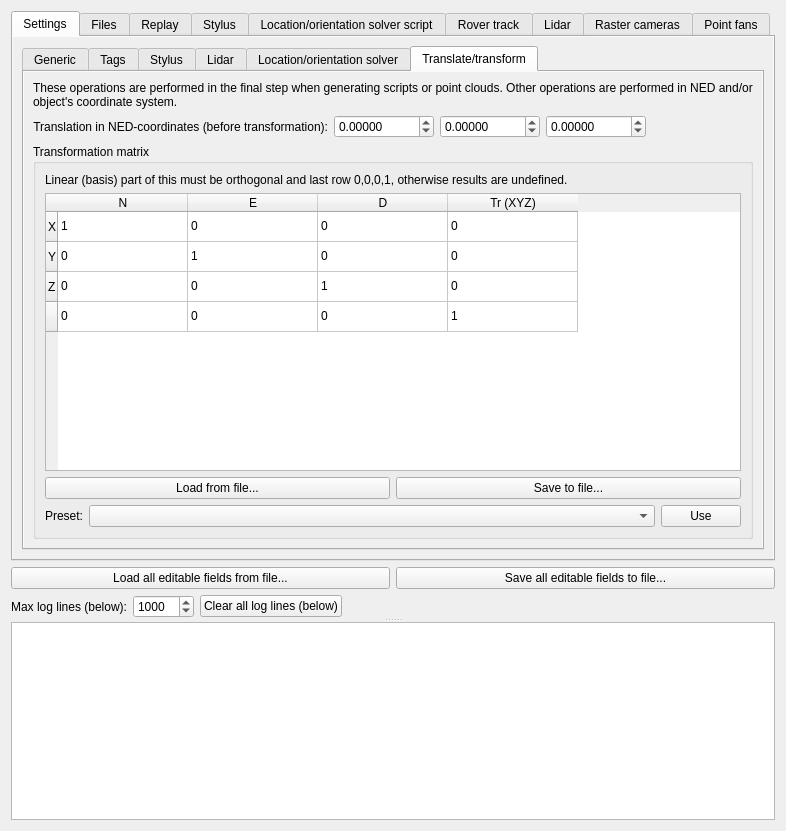
The window that PostProcessing/postprocessingform.ui (GNSS-Stylist/GNSS-Stylus) describes before a commit, drawn with Qt 5.
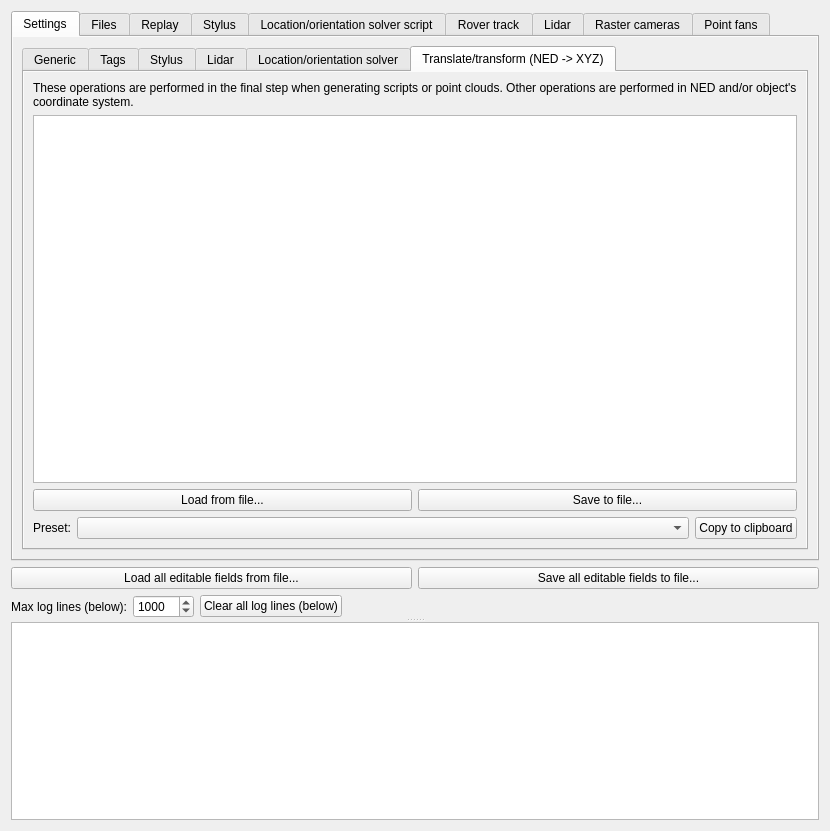
The same window after the commit. The open tabs and pages were chosen to show the change.

Commit message:
Switch to TransformMatrixGenerator with NED to XYZ-transform
Earlier implementation used separate translation in NED-coordinates and
then transformation matrix for NED to XYZ-transformation. Now rotations
etc. should be much easier to use.

```diff
--- a/PostProcessing/postprocessingform.ui
+++ b/PostProcessing/postprocessingform.ui
@@ -6,7 +6,7 @@
    <rect>
     <x>0</x>
     <y>0</y>
-    <width>786</width>
+    <width>830</width>
     <height>831</height>
    </rect>
   </property>
@@ -1162,7 +1162,7 @@
                <bool>true</bool>
               </property>
               <attribute name="title">
-               <string>Translate/transform</string>
+               <string>Translate/transform (NED -&gt; XYZ)</string>
               </attribute>
               <layout class="QVBoxLayout" name="verticalLayout_25">
                <item>
@@ -1176,11 +1176,88 @@
                 </widget>
                </item>
                <item>
-                <layout class="QHBoxLayout" name="horizontalLayout_TranslateTransform_TranslationInNED">
+                <widget class="QPlainTextEdit" name="plainTextEdit_Settings_NED_To_XYZ_Transform_Operations">
+                 <property name="toolTip">
+                  <string>Press shift-F1 for help</string>
+                 </property>
+                 <property name="whatsThis">
+                  <string>&lt;html&gt;&lt;head/&gt;&lt;body&gt;&lt;p&gt;These operations are matrix translations/transforms generated using several commands. All operations are &amp;quot;chained&amp;quot; using matrix multiplication.&lt;/p&gt;&lt;p&gt;Each operation must end in &amp;quot;;&amp;quot;-character. Comments can be added using &amp;quot;//&amp;quot;-characters (rest of the line is interpreted as comment). Commands and arguments are case-insensitive.&lt;/p&gt;&lt;p&gt;Available commands: &lt;/p&gt;
+&lt;ul&gt;
+	&lt;li&gt;rotate &amp;lt;axis&amp;gt; &amp;lt;amount&amp;gt;  &amp;lt;unit&amp;gt;
+	&lt;br&gt;Where: 
+	&lt;ul&gt;
+		&lt;li&gt;axis = 
+		&lt;ul&gt;
+			&lt;li&gt;&quot;n&quot;, &quot;x&quot; or &quot;roll&quot;: Rotate around N (roll/forward)-axis, positive values roll to the right&lt;/li&gt;
+			&lt;li&gt;&quot;e&quot;, &quot;y&quot; or &quot;pitch&quot;: Rotate around Y (pitch/sideways(to the right))-axis, positive values turning the nose up&lt;/li&gt;
+			&lt;li&gt;&quot;d&quot;, &quot;z&quot;, &quot;yaw&quot; or &quot;heading&quot;: Rotate around Z (yaw/down)-axis, positive values turning to clockwise direction in world-space&lt;/li&gt;
+		&lt;/ul&gt;
+		&lt;/li&gt;
+		&lt;li&gt;amount = amount of rotation. Direction of rotation is defined by right-hand rule (directions explained above) &lt;/li&gt;
+		&lt;li&gt;unit = 
+		&lt;ul&gt;
+			&lt;li&gt;&quot;rad&quot;: amount of rotation expressed as radians (0...2*pi for full round)&lt;/li&gt;
+			&lt;li&gt;&quot;deg&quot;: amount of rotation expressed as degrees&lt;/li&gt;
+		&lt;/ul&gt;
+		&lt;/li&gt;
+	&lt;/ul&gt;
+	&lt;/li&gt;
+
+	&lt;li&gt;translate &amp;lt;x&amp;gt; &amp;lt;y&amp;gt;  &amp;lt;z&amp;gt;
+	&lt;br&gt;Where:
+	&lt;ul&gt;
+		&lt;li&gt;x, y and z = translation in different axes (initially XYZ corresponds to NED)&lt;/li&gt;
+	&lt;/ul&gt;
+	&lt;/li&gt;
+
+	&lt;li&gt;multiply &amp;lt;m(1,1)&amp;gt; &amp;lt;m(1,2)&amp;gt; &amp;lt;m(1,3)&amp;gt; &amp;lt;m(1,4)&amp;gt; &amp;lt;m(2,1)&amp;gt; &amp;lt;m(2,2)&amp;gt; &amp;lt;m(2,3)&amp;gt; &amp;lt;m(2,4)&amp;gt; &amp;lt;m(3,1)&amp;gt; &amp;lt;m(3,2)&amp;gt; &amp;lt;m(3,3)&amp;gt; &amp;lt;m(3,4)&amp;gt;
+	&lt;br&gt;Where: 
+	&lt;ul&gt;
+		&lt;li&gt;m(x,y): Value in matrix (x = row, y = column). Last row can not be defined as only affine transforms are supported.&lt;/li&gt;
+	&lt;/ul&gt;
+	&lt;/li&gt;
+&lt;/ul&gt;
+
+&lt;p&gt;
+Example:&lt;br&gt;
+// Division between &quot;before and after rotation&quot; here is done &quot;in&quot; mounting point (center) of the lidar unit.&lt;br&gt;
+// Calibration for &quot;up/down&quot;-tilt (when lidar is lying on a NE-plane) of the laser beam:&lt;br&gt;
+rotate pitch 0 deg; // Should not be needed if lidar is a quality unit&lt;br&gt;
+// Up/down shift of the measurement &quot;core&quot;'s measurement thingies (rotating part with laser and receiver):&lt;br&gt;
+translate 0 0 -0.031; // Value 31 mm is from RPLidar A3M1's spec (drawing)
+&lt;/p&gt;
+&lt;p&gt;
+These operations are calculated only once when starting operations so calculating doesn't affect overall performance noticeably.
+&lt;/p&gt;
+
+&lt;/body&gt;&lt;/html&gt;</string>
+                 </property>
+                </widget>
+               </item>
+               <item>
+                <layout class="QHBoxLayout" name="horizontalLayout_TranslateTransform_LoadSave">
                  <item>
-                  <widget class="QLabel" name="label_TranslationInNed">
+                  <widget class="QPushButton" name="pushButton_LoadTransformation">
                    <property name="text">
-                    <string>Translation in NED-coordinates (before transformation):</string>
+                    <string>Load from file...</string>
+                   </property>
+                  </widget>
+                 </item>
+                 <item>
+                  <widget class="QPushButton" name="pushButton_SaveTransformation">
+                   <property name="text">
+                    <string>Save to file...</string>
+                   </property>
+                  </widget>
+                 </item>
+                </layout>
+               </item>
+               <item>
+                <layout class="QHBoxLayout" name="horizontalLayout_TranslateTransform_Presets" stretch="0,100,0">
+                 <item>
+                  <widget class="QLabel" name="label_Preset">
+                   <property name="text">
+                    <string>Preset:</string>
                    </property>
                    <property name="alignment">
                     <set>Qt::AlignRight|Qt::AlignTrailing|Qt::AlignVCenter</set>
@@ -1188,301 +1265,17 @@
                   </widget>
                  </item>
                  <item>
-                  <widget class="QDoubleSpinBox" name="doubleSpinBox_Translation_N">
-                   <property name="maximumSize">
-                    <size>
-                     <width>100</width>
-                     <height>16777215</height>
-                    </size>
-                   </property>
-                   <property name="decimals">
-                    <number>5</number>
-                   </property>
-                   <property name="minimum">
-                    <double>-10000.000000000000000</double>
-                   </property>
-                   <property name="maximum">
-                    <double>10000.000000000000000</double>
-                   </property>
-                   <property name="singleStep">
-                    <double>0.010000000000000</double>
-                   </property>
-                  </widget>
+                  <widget class="QComboBox" name="comboBox_Presets"/>
                  </item>
                  <item>
-                  <widget class="QDoubleSpinBox" name="doubleSpinBox_Translation_E">
-                   <property name="maximumSize">
-                    <size>
-                     <width>100</width>
-                     <height>16777215</height>
-                    </size>
+                  <widget class="QPushButton" name="pushButton_CopyPresetToClipboard">
+                   <property name="text">
+                    <string>Copy to clipboard</string>
                    </property>
-                   <property name="decimals">
-                    <number>5</number>
-                   </property>
-                   <property name="minimum">
-                    <double>-10000.000000000000000</double>
-                   </property>
-                   <property name="maximum">
-                    <double>10000.000000000000000</double>
-                   </property>
-                   <property name="singleStep">
-                    <double>0.010000000000000</double>
-                   </property>
-                   <property name="value">
-                    <double>0.000000000000000</double>
-                   </property>
                   </widget>
                  </item>
-                 <item>
-                  <widget class="QDoubleSpinBox" name="doubleSpinBox_Translation_D">
-                   <property name="maximumSize">
-                    <size>
-                     <width>100</width>
-                     <height>16777215</height>
-                    </size>
-                   </property>
-                   <property name="decimals">
-                    <number>5</number>
-                   </property>
-                   <property name="minimum">
-                    <double>-10000.000000000000000</double>
-                   </property>
-                   <property name="maximum">
-                    <double>10000.000000000000000</double>
-                   </property>
-                   <property name="singleStep">
-                    <double>0.010000000000000</double>
-                   </property>
-                   <property name="value">
-                    <double>0.000000000000000</double>
-                   </property>
-                  </widget>
-                 </item>
-                 <item>
-                  <spacer name="horizontalSpacer_2">
-                   <property name="orientation">
-                    <enum>Qt::Horizontal</enum>
-                   </property>
-                   <property name="sizeHint" stdset="0">
-                    <size>
-                     <width>40</width>
-                     <height>20</height>
-                    </size>
-                   </property>
-                  </spacer>
-                 </item>
                 </layout>
                </item>
-               <item>
-                <widget class="QGroupBox" name="groupBox_TransformationMatrix">
-                 <property name="title">
-                  <string>Transformation matrix</string>
-                 </property>
-                 <layout class="QVBoxLayout" name="verticalLayout_3">
-                  <item>
-                   <widget class="QLabel" name="label_MatrixRequirements">
-                    <property name="text">
-                     <string>Linear (basis) part of this must be orthogonal and last row 0,0,0,1, otherwise results are undefined.</string>
-                    </property>
-                   </widget>
-                  </item>
-                  <item>
-                   <widget class="QTableWidget" name="tableWidget_TransformationMatrix">
-                    <property name="alternatingRowColors">
-                     <bool>false</bool>
-                    </property>
-                    <property name="wordWrap">
-                     <bool>false</bool>
-                    </property>
-                    <property name="cornerButtonEnabled">
-                     <bool>true</bool>
-                    </property>
-                    <property name="rowCount">
-                     <number>4</number>
-                    </property>
-                    <property name="columnCount">
-                     <number>4</number>
-                    </property>
-                    <attribute name="horizontalHeaderCascadingSectionResizes">
-                     <bool>false</bool>
-                    </attribute>
-                    <attribute name="horizontalHeaderDefaultSectionSize">
-                     <number>130</number>
-                    </attribute>
-                    <attribute name="horizontalHeaderStretchLastSection">
-                     <bool>false</bool>
-                    </attribute>
-                    <attribute name="verticalHeaderCascadingSectionResizes">
-                     <bool>false</bool>
-                    </attribute>
-                    <row>
-                     <property name="text">
-                      <string>X</string>
-                     </property>
-                    </row>
-                    <row>
-                     <property name="text">
-                      <string>Y</string>
-                     </property>
-                    </row>
-                    <row>
-                     <property name="text">
-                      <string>Z</string>
-                     </property>
-                    </row>
-                    <row>
-                     <property name="text">
-                      <string/>
-                     </property>
-                    </row>
-                    <column>
-                     <property name="text">
-                      <string>N</string>
-                     </property>
-                    </column>
-                    <column>
-                     <property name="text">
-                      <string>E</string>
-                     </property>
-                    </column>
-                    <column>
-                     <property name="text">
-                      <string>D</string>
-                     </property>
-                    </column>
-                    <column>
-                     <property name="text">
-                      <string>Tr (XYZ)</string>
-                     </property>
-                    </column>
-                    <item row="0" column="0">
-                     <property name="text">
-                      <string>1</string>
-                     </property>
-                    </item>
-                    <item row="0" column="1">
-                     <property name="text">
-                      <string>0</string>
-                     </property>
-                    </item>
-                    <item row="0" column="2">
-                     <property name="text">
-                      <string>0</string>
-                     </property>
-                    </item>
-                    <item row="0" column="3">
-                     <property name="text">
-                      <string>0</string>
-                     </property>
-                    </item>
-                    <item row="1" column="0">
-                     <property name="text">
-                      <string>0</string>
-                     </property>
-                    </item>
-                    <item row="1" column="1">
-                     <property name="text">
-                      <string>1</string>
-                     </property>
-                    </item>
-                    <item row="1" column="2">
-                     <property name="text">
-                      <string>0</string>
-                     </property>
-                    </item>
-                    <item row="1" column="3">
-                     <property name="text">
-                      <string>0</string>
-                     </property>
-                    </item>
-                    <item row="2" column="0">
-                     <property name="text">
-                      <string>0</string>
-                     </property>
-                    </item>
-                    <item row="2" column="1">
-                     <property name="text">
-                      <string>0</string>
-                     </property>
-                    </item>
-                    <item row="2" column="2">
-                     <property name="text">
-                      <string>1</string>
-                     </property>
-                    </item>
-                    <item row="2" column="3">
-                     <property name="text">
-                      <string>0</string>
-                     </property>
-                    </item>
-                    <item row="3" column="0">
-                     <property name="text">
-                      <string>0</string>
-                     </property>
-                    </item>
-                    <item row="3" column="1">
-                     <property name="text">
-                      <string>0</string>
-                     </property>
-                    </item>
-                    <item row="3" column="2">
-                     <property name="text">
-                      <string>0</string>
-                     </property>
-                    </item>
-                    <item row="3" column="3">
-                     <property name="text">
-                      <string>1</string>
-                     </property>
-                    </item>
-                   </widget>
-                  </item>
-                  <item>
-                   <layout class="QHBoxLayout" name="horizontalLayout_TranslateTransform_LoadSave">
-                    <item>
-                     <widget class="QPushButton" name="pushButton_LoadTransformation">
-                      <property name="text">
-                       <string>Load from file...</string>
-                      </property>
-                     </widget>
-                    </item>
-                    <item>
-                     <widget class="QPushButton" name="pushButton_SaveTransformation">
-                      <property name="text">
-                       <string>Save to file...</string>
-                      </property>
-                     </widget>
-                    </item>
-                   </layout>
-                  </item>
-                  <item>
-                   <layout class="QHBoxLayout" name="horizontalLayout_TranslateTransform_Presets" stretch="0,100,0">
-                    <item>
-                     <widget class="QLabel" name="label_Preset">
-                      <property name="text">
-                       <string>Preset:</string>
-                      </property>
-                      <property name="alignment">
-                       <set>Qt::AlignRight|Qt::AlignTrailing|Qt::AlignVCenter</set>
-                      </property>
-                     </widget>
-                    </item>
-                    <item>
-                     <widget class="QComboBox" name="comboBox_Presets"/>
-                    </item>
-                    <item>
-                     <widget class="QPushButton" name="pushButton_Preset">
-                      <property name="text">
-                       <string>Use</string>
-                      </property>
-                     </widget>
-                    </item>
-                   </layout>
-                  </item>
-                 </layout>
-                </widget>
-               </item>
               </layout>
              </widget>
             </widget>
```
The commit also changes 2 other files.
